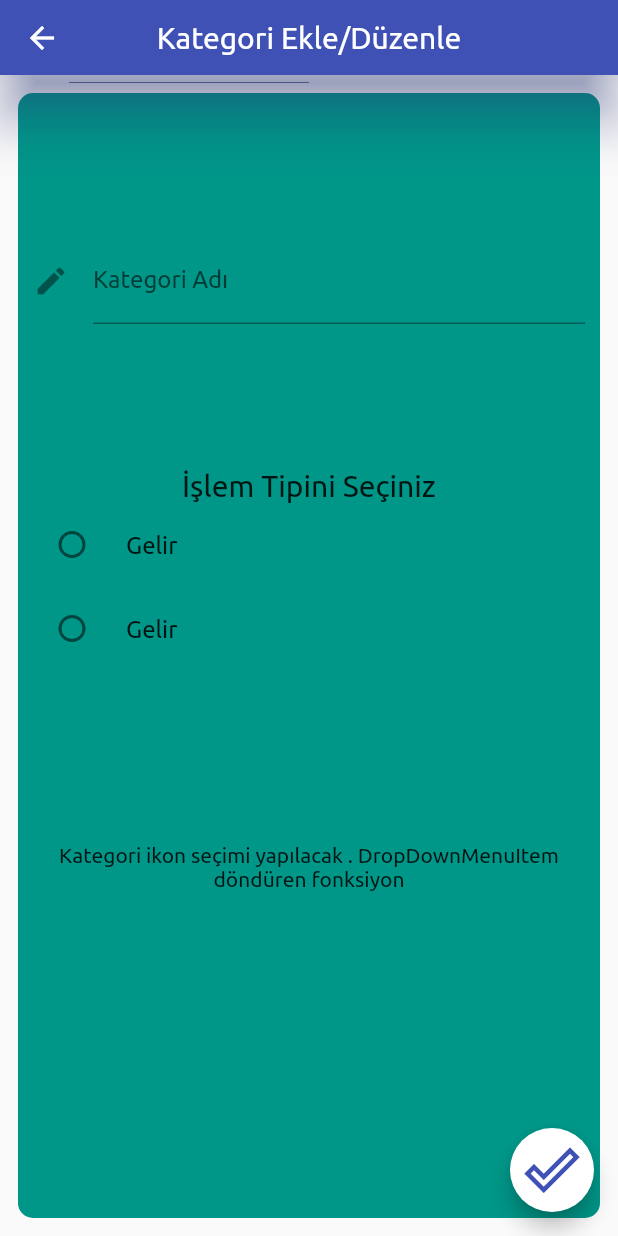
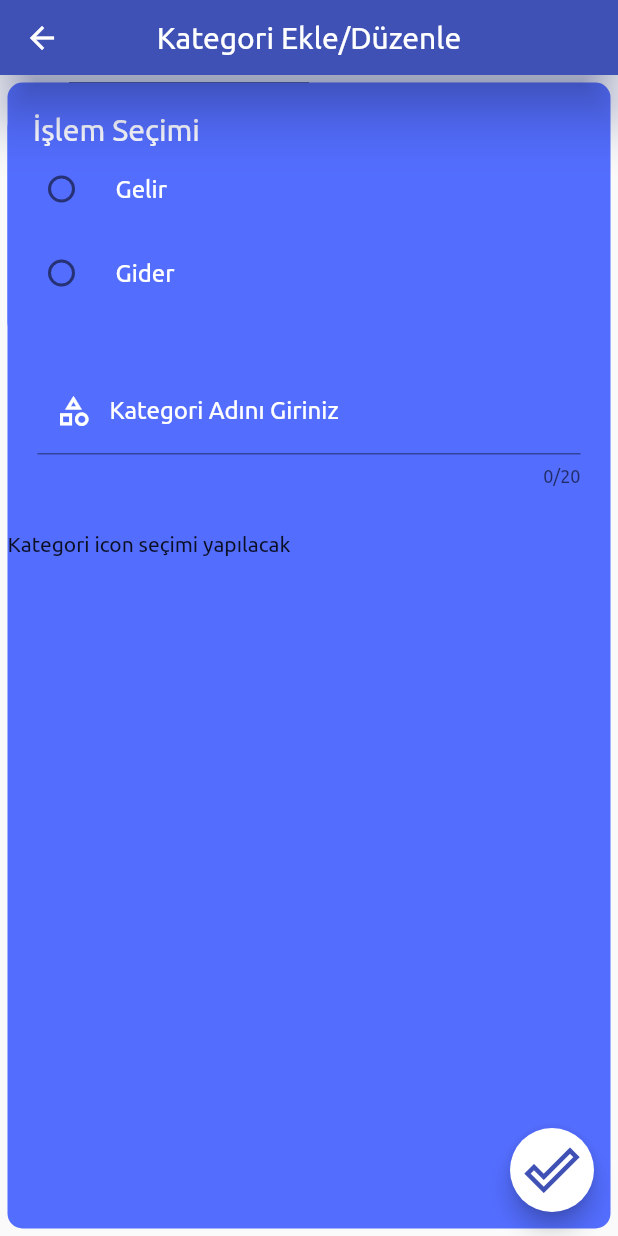
Before and after one commit to fatihatagunn/wepurse, a Flutter app: the AddCategoryPage screen opened directly, on a phone screen of 412 x 824 dp. Run offline on Flutter 3.47's test engine with Material 2 defaults, Android fonts, the phone set to English and light mode, and no system bars; our stand-ins replace date_format.

Commit message:
Modified page.

```diff
--- a/lib/ui/add_category_page.dart
+++ b/lib/ui/add_category_page.dart
@@ -1,5 +1,7 @@
+import 'package:flutter/cupertino.dart';
 import 'package:flutter/material.dart';
 import 'appbar_widget.dart';
+import 'my_home_page.dart';
 
 class AddCategoryPage extends StatefulWidget {
   @override
@@ -15,41 +17,43 @@ class AddCategoryPageState extends State<AddCategoryPage> {
   Widget build(BuildContext context) {
     return Material(
       child: Scaffold(
+        resizeToAvoidBottomPadding: false,
         appBar: AppBarWidget.withTitle("Kategori Ekle/Düzenle"),
         body: Padding(
-          padding: const EdgeInsets.all(12.0),
+          padding: EdgeInsets.all(5),
           child: Container(
+            width: double.infinity,
+            height: MediaQuery.of(context).size.height,
             decoration: BoxDecoration(
-              color: Colors.teal,
+              color: Colors.indigoAccent,
               borderRadius: BorderRadius.circular(10),
             ),
             child: Column(
-              mainAxisAlignment: MainAxisAlignment.center,
+
+              crossAxisAlignment: CrossAxisAlignment.start,
               children: <Widget>[
-                Expanded(
-                  child: Container(
-                    margin: EdgeInsets.all(10),
-                    color: Colors.teal,
-                    child: Align(
-                      child: TextField(
-                        decoration: InputDecoration(
-                          labelText: "Kategori Adı",
-                          icon: Icon(Icons.edit),
+                SizedBox(
+                  height: 20,
                 ),
+                Container(
+
+                  width: 150,
+                  height: 150,
+                  decoration: BoxDecoration(
+                    color: Colors.indigoAccent,
+                    borderRadius: BorderRadius.circular(10),
                   ),
-                    ),
-                  ),
-                  flex: 2,
-                ),
-                Expanded(
-                  child: Container(
                   child: Column(
                     children: <Widget>[
                       Text(
-                          "İşlem Tipini Seçiniz",
-                          style: TextStyle(fontSize: 20),
+                        "İşlem Seçimi ",
+                        style: TextStyle(
+                          fontSize: 20,
+                          color: Colors.white,
                         ),
-                        RadioListTile(
+                      ),
+                      RadioListTile<String>(
+                        activeColor: Colors.white,
                         value: "Gelir",
                         groupValue: process,
                         onChanged: (value) {
@@ -57,33 +61,61 @@ class AddCategoryPageState extends State<AddCategoryPage> {
                             process = value;
                           });
                         },
-                          title: Text("Gelir"),
+                        title: Text(
+                          "Gelir",
+                          style: TextStyle(
+                            color: Colors.white,
                           ),
-                        RadioListTile(
-                          value: "Gelir",
+                        ),
+                      ),
+                      RadioListTile<String>(
+                        activeColor: Colors.white,
+                        value: "Gider",
                         groupValue: process,
                         onChanged: (value) {
                           setState(() {
                             process = value;
                           });
                         },
-                          title: Text("Gelir"),
+                        title: Text(
+                          "Gider",
+                          style: TextStyle(
+                            color: Colors.white,
+                          ),
+                        ),
                       ),
                     ],
                   ),
                 ),
-                  flex: 2,
+
+                Padding(
+                  padding: const EdgeInsets.all(20.0),
+                  child: TextFormField(
+                    maxLines: 1,
+                    maxLength: 20,
+                    maxLengthEnforced: true,
+                    decoration: InputDecoration(
+                      labelStyle: TextStyle(
+                        color: Colors.white,
                       ),
-                Expanded(
-                  child: Container(
-                    child: Text(
-                      "Kategori ikon seçimi yapılacak . "
-                          "DropDownMenuItem döndüren fonksiyon",
-                      textAlign: TextAlign.center,
+                      labelText: "Kategori Adını Giriniz",
+                      prefixIcon: Icon(
+                        Icons.category_outlined,
+                        color: Colors.white,
+                      ),
+                      focusedBorder: OutlineInputBorder(
+                        borderSide: BorderSide(
+                          color: Colors.white,
                         ),
                       ),
-                  flex: 2,
                     ),
+                  ),
+                ),
+
+                SizedBox( height: 10,),
+
+
+                Text("Kategori icon seçimi yapılacak"),
               ],
             ),
           ),
@@ -95,7 +127,14 @@ class AddCategoryPageState extends State<AddCategoryPage> {
             color: Colors.indigo,
             size: 37,
           ),
-          onPressed: () {},
+          onPressed: () {
+            Navigator.pushReplacement(
+              context,
+              MaterialPageRoute(
+                builder: (context) => MyHomePage(),
+              ),
+            );
+          },
         ),
       ),
     );
```
Lines whose indentation alone changed are shown as unchanged.
